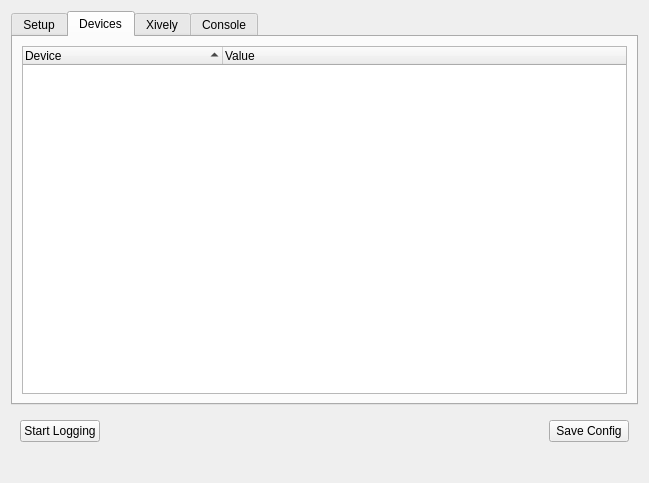
First picture: the form in src/brickv/ui/logger_setup.ui, repository D4wN/brickv, before the edit.
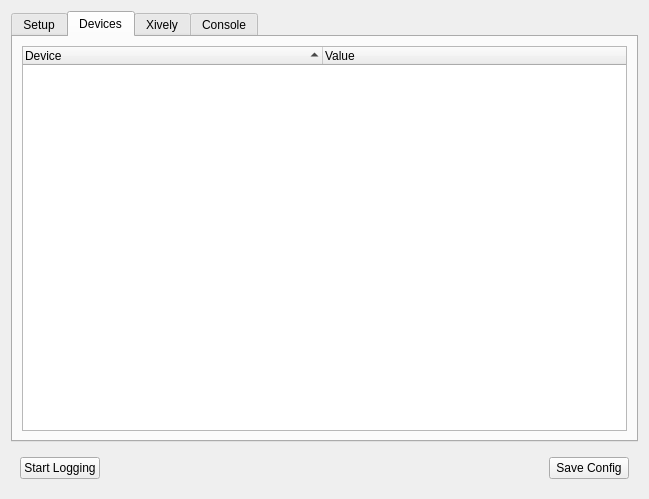
Second picture: the form after the edit. The open tabs and pages were chosen to show the change.

Commit message:
changed ui and added event handling
- added TreeWidget in Device Tab
- TEMP: creates all devices in this TreeWidget
- saving to pre defined file is working

Patch:
```diff
--- a/src/brickv/ui/logger_setup.ui
+++ b/src/brickv/ui/logger_setup.ui
@@ -7,7 +7,7 @@
     <x>0</x>
     <y>0</y>
     <width>649</width>
-    <height>483</height>
+    <height>499</height>
    </rect>
   </property>
   <property name="windowTitle">
@@ -19,7 +19,7 @@
      <item>
       <widget class="QTabWidget" name="tab_widget">
        <property name="sizePolicy">
-        <sizepolicy hsizetype="Preferred" vsizetype="Preferred">
+        <sizepolicy hsizetype="Preferred" vsizetype="Expanding">
          <horstretch>0</horstretch>
          <verstretch>0</verstretch>
         </sizepolicy>
@@ -292,10 +292,10 @@
             <bool>true</bool>
            </property>
            <attribute name="headerDefaultSectionSize">
-            <number>200</number>
+            <number>300</number>
            </attribute>
            <attribute name="headerMinimumSectionSize">
-            <number>100</number>
+            <number>200</number>
            </attribute>
            <column>
             <property name="text">
@@ -473,19 +473,6 @@
         </property>
        </widget>
       </item>
-      <item row="2" column="1">
-       <spacer name="verticalSpacer_3">
-        <property name="orientation">
-         <enum>Qt::Vertical</enum>
-        </property>
-        <property name="sizeHint" stdset="0">
-         <size>
-          <width>20</width>
-          <height>40</height>
-         </size>
-        </property>
-       </spacer>
-      </item>
      </layout>
     </widget>
    </item>
```
The commit also changes 1 other file.
